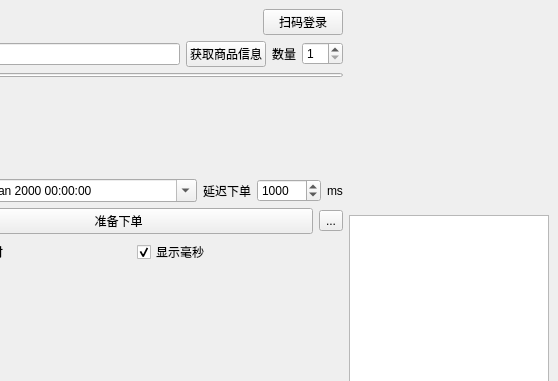
Above: mainwindow.ui from JerryAZR/InstaOrder before the change; both pictures show x 85 to 643 and y 0 to 381 of the 643 by 474 pixel window. Below: the same form after it.
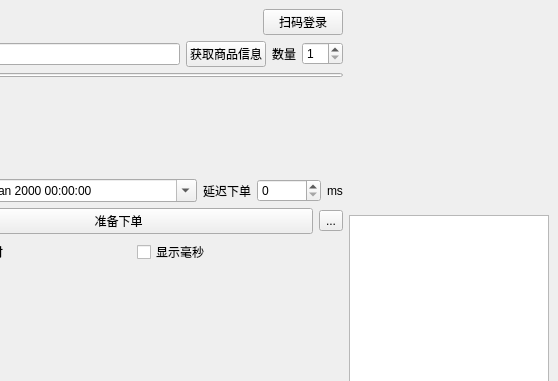
That is the form after the change. Custom widgets are drawn as their Qt base class.

What changed in the file:
```diff
--- a/mainwindow.ui
+++ b/mainwindow.ui
@@ -324,7 +324,7 @@
            <number>100</number>
           </property>
           <property name="value">
-           <number>1000</number>
+           <number>0</number>
           </property>
          </widget>
         </item>
@@ -382,7 +382,7 @@
            <string>显示毫秒</string>
           </property>
           <property name="checked">
-           <bool>true</bool>
+           <bool>false</bool>
           </property>
          </widget>
         </item>
```
